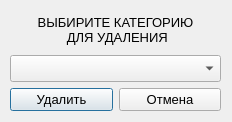
Qt form LikatorJurnal/catdell.ui (yrasik1986/Likator) before a commit.
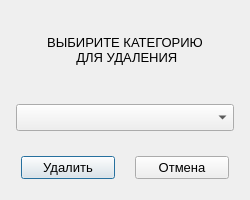
The same form after that commit.

```diff
--- a/LikatorJurnal/catdell.ui
+++ b/LikatorJurnal/catdell.ui
@@ -6,23 +6,40 @@
    <rect>
     <x>0</x>
     <y>0</y>
-    <width>232</width>
-    <height>122</height>
+    <width>250</width>
+    <height>200</height>
    </rect>
   </property>
+  <property name="minimumSize">
+   <size>
+    <width>250</width>
+    <height>200</height>
+   </size>
+  </property>
   <property name="windowTitle">
    <string>Удаление</string>
   </property>
-  <widget class="QWidget" name="verticalLayoutWidget">
-   <property name="geometry">
-    <rect>
-     <x>10</x>
-     <y>10</y>
-     <width>211</width>
-     <height>101</height>
-    </rect>
-   </property>
+  <property name="styleSheet">
+   <string notr="true"/>
+  </property>
+  <layout class="QHBoxLayout" name="horizontalLayout_2">
+   <item>
    <layout class="QVBoxLayout" name="verticalLayout">
+     <property name="spacing">
+      <number>20</number>
+     </property>
+     <property name="leftMargin">
+      <number>5</number>
+     </property>
+     <property name="topMargin">
+      <number>5</number>
+     </property>
+     <property name="rightMargin">
+      <number>5</number>
+     </property>
+     <property name="bottomMargin">
+      <number>5</number>
+     </property>
     <item>
      <widget class="QLabel" name="label">
       <property name="font">
@@ -55,6 +72,21 @@
     </item>
     <item>
      <layout class="QHBoxLayout" name="horizontalLayout">
+       <property name="spacing">
+        <number>20</number>
+       </property>
+       <property name="leftMargin">
+        <number>5</number>
+       </property>
+       <property name="topMargin">
+        <number>5</number>
+       </property>
+       <property name="rightMargin">
+        <number>5</number>
+       </property>
+       <property name="bottomMargin">
+        <number>5</number>
+       </property>
       <item>
        <widget class="QPushButton" name="dellButton">
         <property name="font">
@@ -88,7 +120,8 @@
      </layout>
     </item>
    </layout>
-  </widget>
+   </item>
+  </layout>
  </widget>
  <resources/>
  <connections/>
```
Lines whose indentation alone changed are shown as unchanged.
